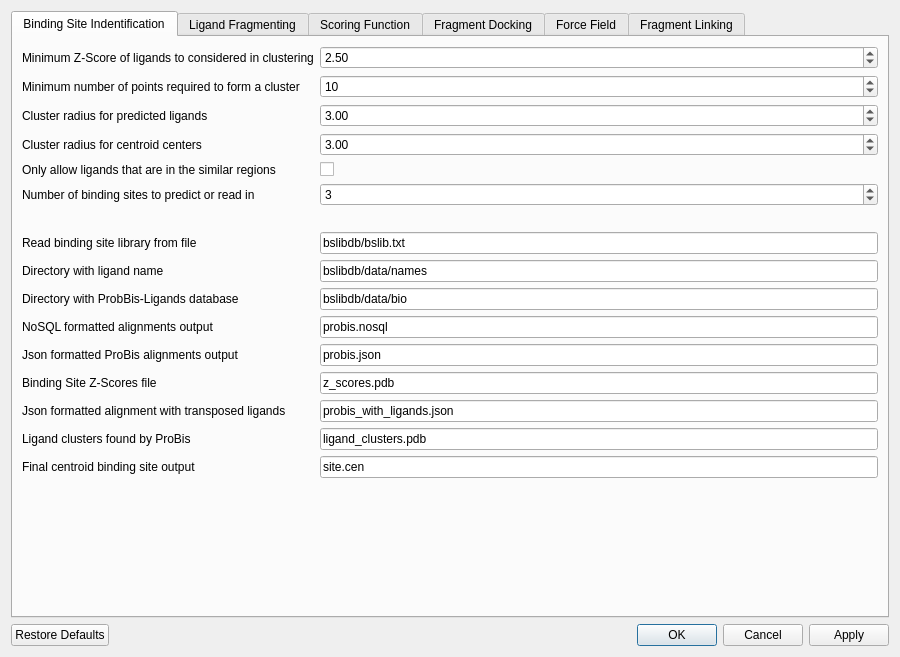
First picture: the form in gui/settings.ui, repository chopralab/candock, before the edit.
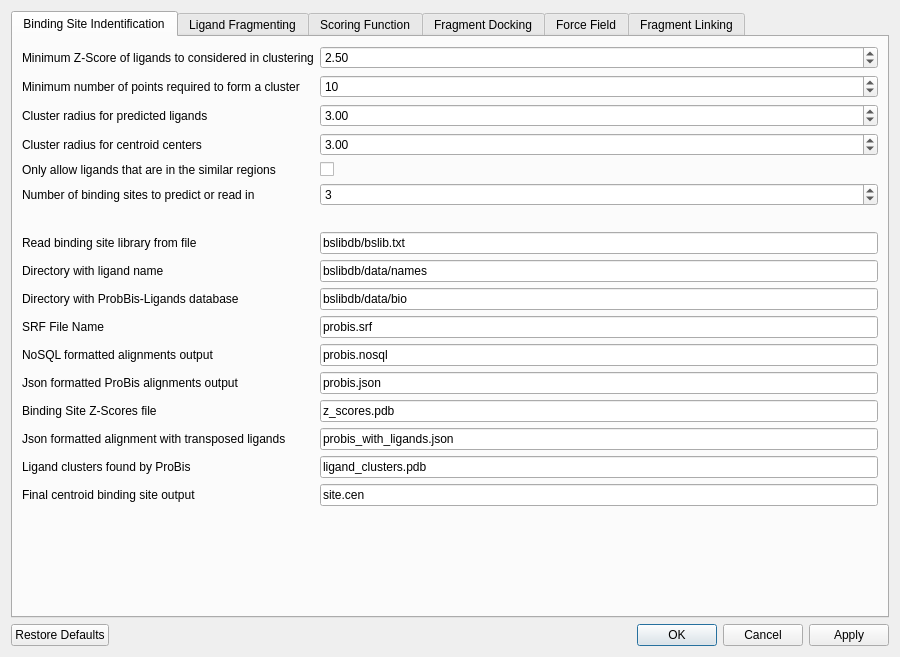
Second picture: the form after the edit.

Commit message: Added status bar changes

The edit to the form file:
```diff
--- a/gui/settings.ui
+++ b/gui/settings.ui
@@ -175,90 +175,104 @@
          </property>
         </widget>
        </item>
-       <item row="10" column="0">
+       <item row="11" column="0">
         <widget class="QLabel" name="label_48">
          <property name="text">
           <string>NoSQL formatted alignments output</string>
          </property>
         </widget>
        </item>
-       <item row="10" column="1">
+       <item row="11" column="1">
         <widget class="QLineEdit" name="nosql">
          <property name="text">
           <string>probis.nosql</string>
          </property>
         </widget>
        </item>
-       <item row="11" column="0">
+       <item row="12" column="0">
         <widget class="QLabel" name="label_49">
          <property name="text">
           <string>Json formatted ProBis alignments output</string>
          </property>
         </widget>
        </item>
-       <item row="11" column="1">
+       <item row="12" column="1">
         <widget class="QLineEdit" name="json">
          <property name="text">
           <string>probis.json</string>
          </property>
         </widget>
        </item>
-       <item row="12" column="0">
+       <item row="13" column="0">
         <widget class="QLabel" name="label_53">
          <property name="text">
           <string>Binding Site Z-Scores file</string>
          </property>
         </widget>
        </item>
-       <item row="12" column="1">
+       <item row="13" column="1">
         <widget class="QLineEdit" name="z_scores_file">
          <property name="text">
           <string>z_scores.pdb</string>
          </property>
         </widget>
        </item>
-       <item row="13" column="0">
+       <item row="14" column="0">
         <widget class="QLabel" name="label_50">
          <property name="text">
           <string>Json formatted alignment with transposed ligands</string>
          </property>
         </widget>
        </item>
-       <item row="13" column="1">
+       <item row="14" column="1">
         <widget class="QLineEdit" name="jsonwl">
          <property name="text">
           <string>probis_with_ligands.json</string>
          </property>
         </widget>
        </item>
-       <item row="14" column="0">
+       <item row="15" column="0">
         <widget class="QLabel" name="label_51">
          <property name="text">
           <string>Ligand clusters found by ProBis</string>
          </property>
         </widget>
        </item>
-       <item row="14" column="1">
+       <item row="15" column="1">
         <widget class="QLineEdit" name="lig_clus_file">
          <property name="text">
           <string>ligand_clusters.pdb</string>
          </property>
         </widget>
        </item>
-       <item row="15" column="0">
+       <item row="16" column="0">
         <widget class="QLabel" name="label_54">
          <property name="text">
           <string>Final centroid binding site output</string>
          </property>
         </widget>
        </item>
-       <item row="15" column="1">
+       <item row="16" column="1">
         <widget class="QLineEdit" name="centroid">
          <property name="text">
           <string>site.cen</string>
          </property>
         </widget>
        </item>
+       <item row="10" column="0">
+        <widget class="QLabel" name="label_67">
+         <property name="text">
+          <string>SRF File Name</string>
+         </property>
+        </widget>
+       </item>
+       <item row="10" column="1">
+        <widget class="QLineEdit" name="srf_file">
+         <property name="text">
+          <string>probis.srf</string>
+         </property>
+        </widget>
+       </item>
       </layout>
      </widget>
      <widget class="QWidget" name="prep_frag_tab">
```
The commit also changes 2 other files.
